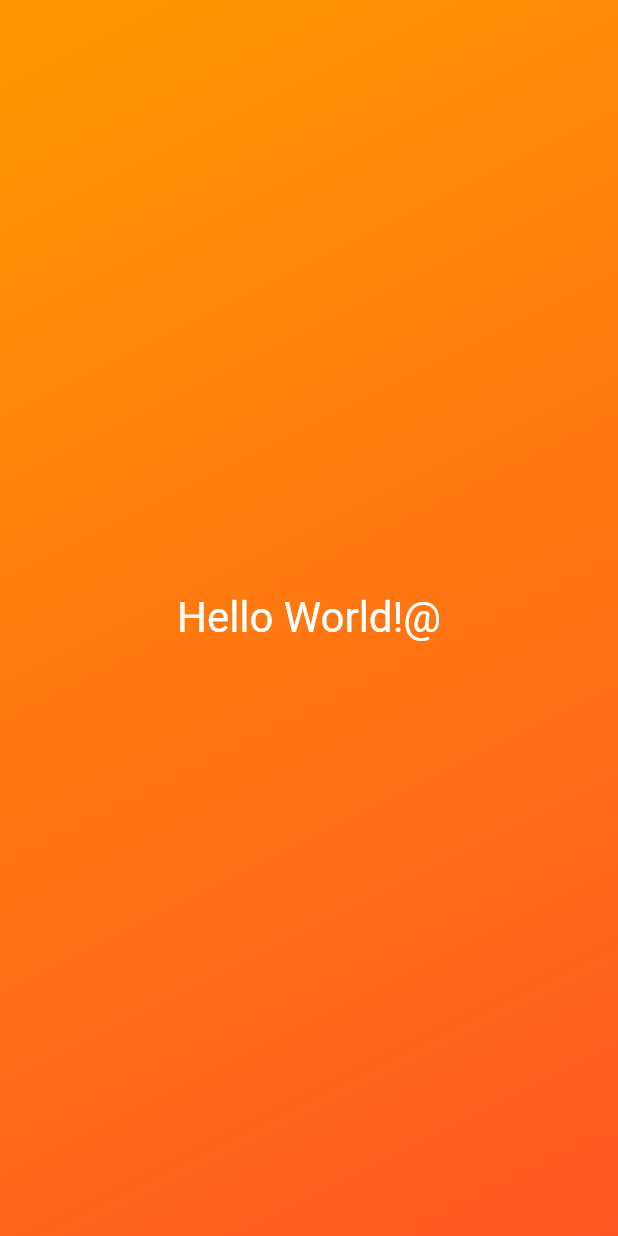
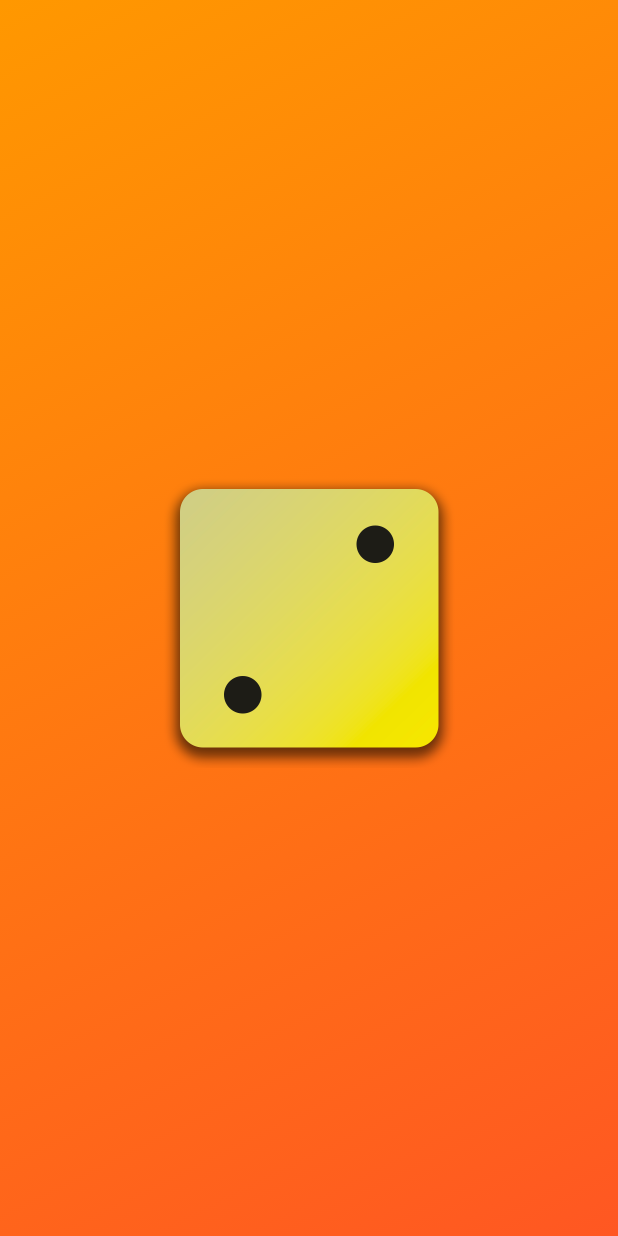
Before and after one commit to dyWe2216/flutter-basics, a Flutter app: the screen it shows after launch, on a phone screen of 412 x 824 dp. Run offline on Flutter 3.47's test engine with Material 2 defaults, Android fonts, the phone set to English and light mode, and no system bars.

Commit message:
feat: 주사위 이미지 추가 및 주사위 이미지 노출 기능 구현

```diff
--- a/lib/gradient_container.dart
+++ b/lib/gradient_container.dart
@@ -21,7 +21,10 @@ class GradientContainer extends StatelessWidget {
         ),
       ),
       child: Center(
-        child: StyledText('Hello World!@'),
+        child: Image.asset(
+          'assets/images/dice-2.png',
+          width: 200,
+        ),
       ),
     );
   }
```
Also changed, not shown: pubspec.yaml (+7 -3 lines), assets/images/dice-1.png (added), assets/images/dice-2.png (added), assets/images/dice-3.png (added), assets/images/dice-4.png (added), assets/images/dice-5.png (added), assets/images/dice-6.png (added).
